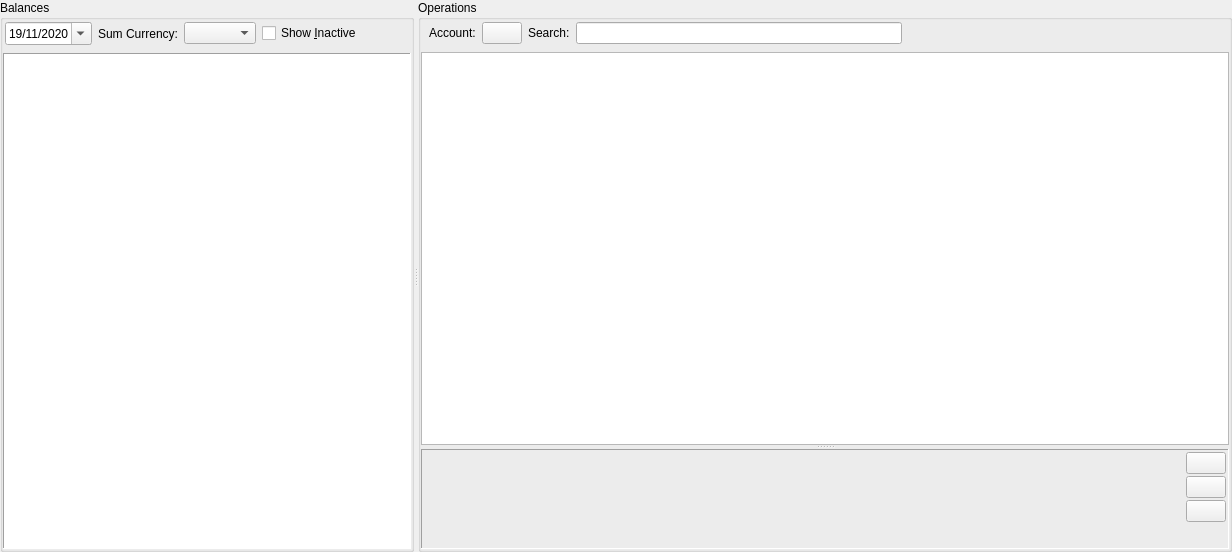
First picture: the form in jal/ui/operations_widget.ui, repository titov-vv/jal, before the edit.
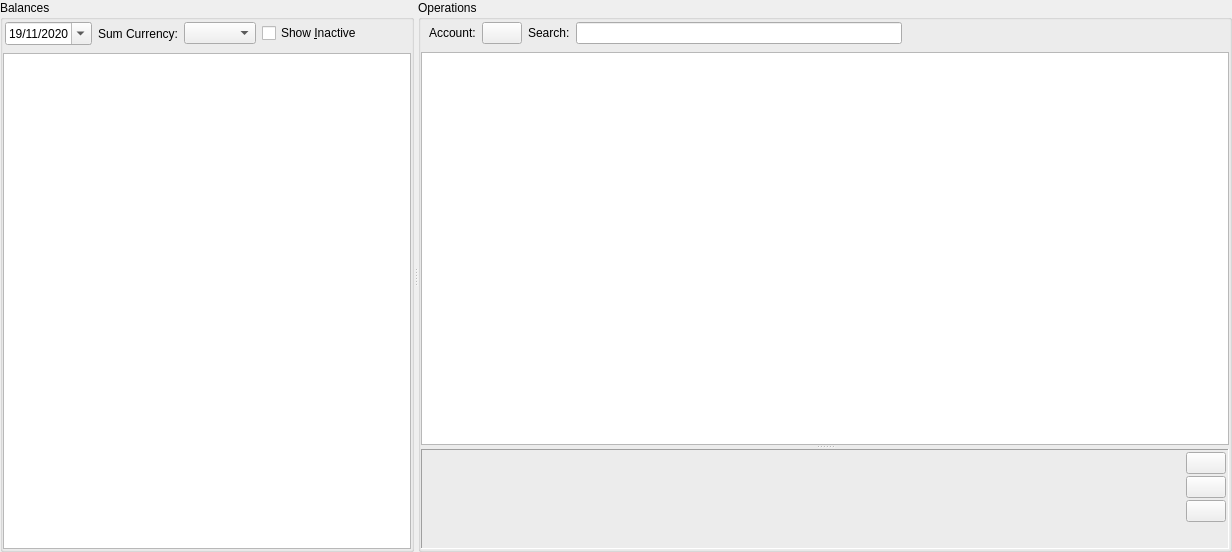
Second picture: the form after the edit. Custom widgets are drawn as their Qt base class.

Commit message: Balances model and view was changed to work with QTreeView instead of QTableView

What changed in the file:
```diff
--- a/jal/ui/operations_widget.ui
+++ b/jal/ui/operations_widget.ui
@@ -168,35 +168,7 @@
         </widget>
        </item>
        <item>
-        <widget class="QTableView" name="BalancesTableView">
-         <property name="frameShape">
-          <enum>QFrame::Panel</enum>
-         </property>
-         <property name="editTriggers">
-          <set>QAbstractItemView::EditKeyPressed|QAbstractItemView::SelectedClicked</set>
-         </property>
-         <property name="alternatingRowColors">
-          <bool>true</bool>
-         </property>
-         <property name="selectionMode">
-          <enum>QAbstractItemView::NoSelection</enum>
-         </property>
-         <property name="gridStyle">
-          <enum>Qt::DotLine</enum>
-         </property>
-         <property name="wordWrap">
-          <bool>false</bool>
-         </property>
-         <attribute name="verticalHeaderVisible">
-          <bool>false</bool>
-         </attribute>
-         <attribute name="verticalHeaderMinimumSectionSize">
-          <number>20</number>
-         </attribute>
-         <attribute name="verticalHeaderDefaultSectionSize">
-          <number>20</number>
-         </attribute>
-        </widget>
+        <widget class="QTreeView" name="BalancesTreeView"/>
        </item>
       </layout>
      </widget>
@@ -474,16 +446,16 @@
    <header>jal/widgets/custom/date_range_selector.h</header>
    <container>1</container>
   </customwidget>
-  <customwidget>
-   <class>AccountButton</class>
-   <extends>QPushButton</extends>
-   <header>jal/widgets/account_select.h</header>
-  </customwidget>
   <customwidget>
    <class>CurrencyComboBox</class>
    <extends>QComboBox</extends>
    <header>jal/widgets/account_select.h</header>
   </customwidget>
+  <customwidget>
+   <class>AccountButton</class>
+   <extends>QPushButton</extends>
+   <header>jal/widgets/account_select.h</header>
+  </customwidget>
   <customwidget>
    <class>JalOperationsTabs</class>
    <extends>QWidget</extends>
```
Left out of the diff: 2 changed lines with no effect on the pictures. The commit also changes 38 other files.
